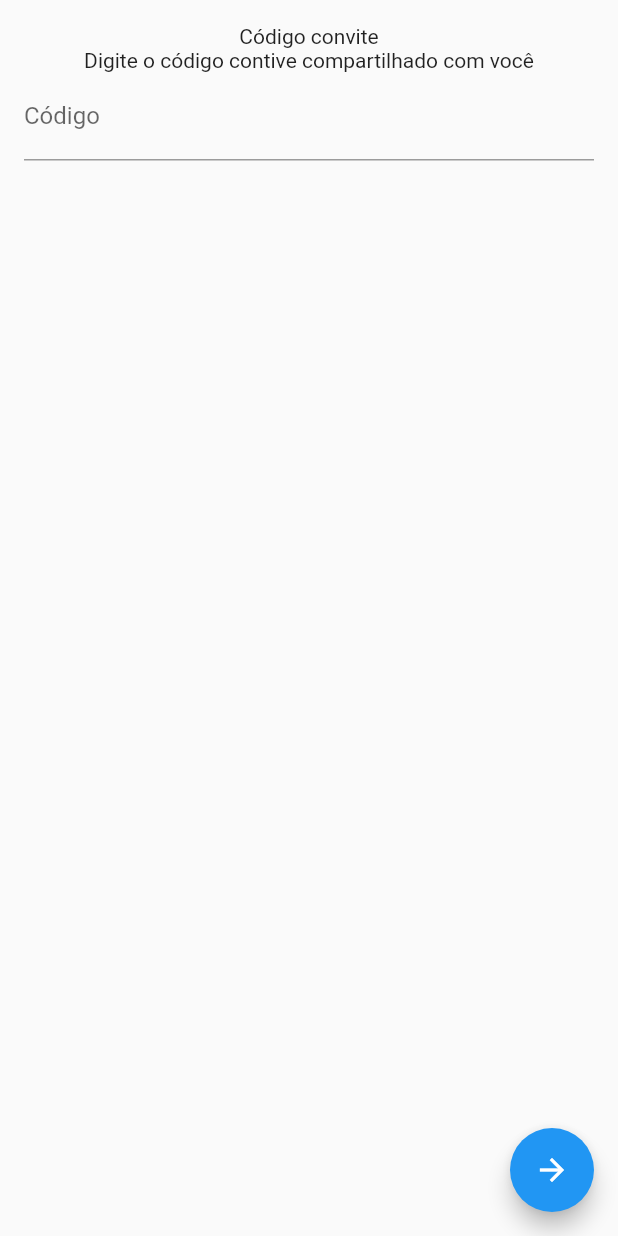
After one commit to JohnAzedo/News, a Flutter app: the InviteCodeScreen screen opened directly, on a phone screen of 412 x 824 dp. The commit adds this screen. Run offline on Flutter 3.47's test engine with Material 2 defaults, Android fonts, the phone set to English and light mode, and no system bars.

Commit message:
[client] feature: Create invite code screen widgets

```diff
--- /dev/null
+++ b/client/lib/screens/auth/code.dart
@@ -0,0 +1,34 @@
+
+
+import 'package:flutter/material.dart';
+
+class InviteCodeScreen extends StatefulWidget {
+  @override
+  _InviteCodeScreenState createState() => _InviteCodeScreenState();
+}
+
+class _InviteCodeScreenState extends State<InviteCodeScreen> {
+  @override
+  Widget build(BuildContext context) {
+    return Scaffold(
+      body: Padding(
+        padding: const EdgeInsets.all(16.0),
+        child: Column(
+          children: [
+            Text('Código convite'),
+            Text('Digite o código contive compartilhado com você'),
+            TextField(
+              decoration: InputDecoration(
+                labelText: 'Código',
+              ),
+            )
+          ],
+        ),
+      ),
+      floatingActionButton: FloatingActionButton(
+        child: Icon(Icons.arrow_forward),
+        onPressed: () => {},
+      ),
+    );
+  }
+}
--- a/client/lib/screens/auth/login.dart
+++ b/client/lib/screens/auth/login.dart
@@ -1,5 +1,7 @@
 import 'package:flutter/gestures.dart';
 import 'package:flutter/material.dart';
+
+import 'code.dart';
 
 class LoginScreen extends StatefulWidget {
   @override
@@ -7,6 +9,15 @@ class LoginScreen extends StatefulWidget {
 }
 
 class _LoginScreenState extends State<LoginScreen> {
+
+  void navigateToInviteCode(BuildContext context){
+    Navigator.of(context).push(
+      MaterialPageRoute(
+        builder: (context) => InviteCodeScreen(),
+      ),
+    );
+  }
+
   @override
   Widget build(BuildContext context) {
     return Scaffold(
@@ -32,7 +43,7 @@ class _LoginScreenState extends State<LoginScreen> {
                     ),
                     text: 'Cadastre-se',
                     recognizer: TapGestureRecognizer()
-                      ..onTap = () => {}
+                      ..onTap = () => navigateToInviteCode(context)
                   ),
                 )
               ],
```
